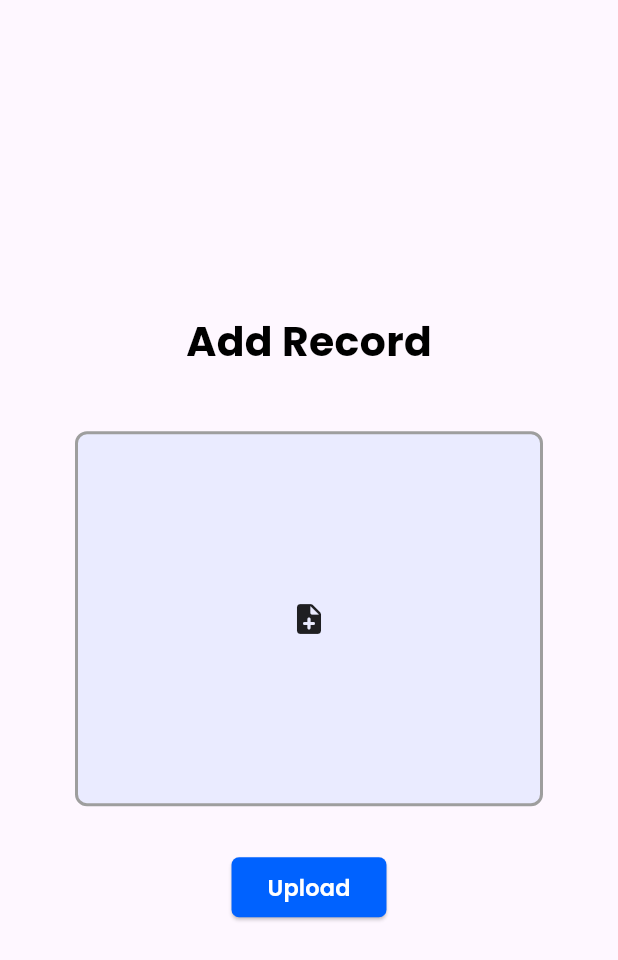
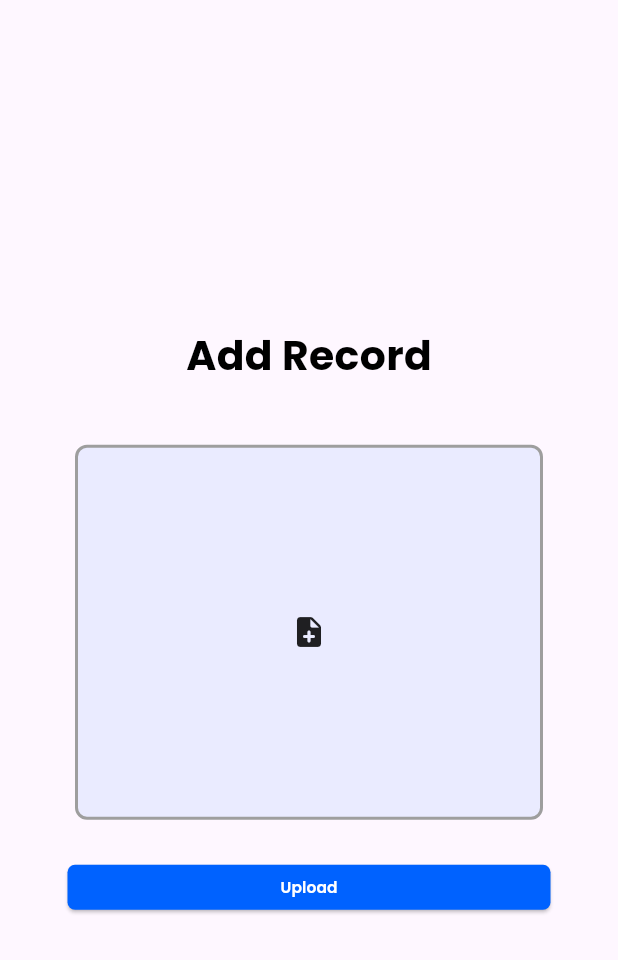
Before and after one commit to neo-0007/HackXetra_init_5, a Flutter app: the AddRecordsPage screen opened by its route, on a phone screen of 412 x 824 dp. Shown: the top 960 px of the screen. Run offline on Flutter 3.47's test engine with Material 3 defaults, Android fonts, the phone set to English and light mode, and no system bars; our stand-ins replace carousel_slider, go_router, google_fonts.

Commit message:
fix: fix responsiveness of widgets

```diff
--- a/frontend_mobile/lib/features/auth/view/screens/login_page.dart
+++ b/frontend_mobile/lib/features/auth/view/screens/login_page.dart
@@ -47,7 +47,7 @@ class _LoginPageState extends State<LoginPage> {
               height: 30,
             ),
             //Login button
-            AuthButton(buttonText: 'Login', onPressed: () {}),
+            AuthButton(buttonText: 'Login', onPressed: () => context.goNamed(RouteConstants.rootHomePage)),
             const SizedBox(
               height: 20,
             ),
--- a/frontend_mobile/lib/features/healthrecords/view/screens/add_records_page.dart
+++ b/frontend_mobile/lib/features/healthrecords/view/screens/add_records_page.dart
@@ -56,7 +56,7 @@ class _AddRecordsPageState extends State<AddRecordsPage> {
             const SizedBox(
               height: 20,
             ),
-            HealthRecordButton(buttonText:'Upload', onPressed: (){})
+            SizedBox(height:30,width: MediaQuery.sizeOf(context).width-90,child: HealthRecordButton(buttonText:'Upload', onPressed: (){}))
           ],
         ),
       ),
--- a/frontend_mobile/lib/features/healthrecords/view/widgets/health_record_button.dart
+++ b/frontend_mobile/lib/features/healthrecords/view/widgets/health_record_button.dart
@@ -15,9 +15,16 @@ class HealthRecordButton extends StatelessWidget {
   final Color textColor;
   final void Function() onPressed;
 
+
   @override
   Widget build(BuildContext context) {
-    return ElevatedButton(
+
+  final screenSize = MediaQuery.sizeOf(context);
+    return
+      Container(
+        height: 25,
+        width: double.infinity,
+        child: ElevatedButton(
           style: ElevatedButton.styleFrom(
             backgroundColor: buttonColor,
             shape: RoundedRectangleBorder(
@@ -26,12 +33,16 @@ class HealthRecordButton extends StatelessWidget {
           ),
           onPressed: () {},
           child: Text(
+            maxLines: 1,
+            overflow: TextOverflow.ellipsis,
             buttonText,
             style: GoogleFonts.poppins(
               color: textColor,
-          fontSize: 15,
+              fontSize: screenSize.width/40,
               fontWeight: FontWeight.w600,
             ),
+          ),
+
             ),
       );
   }
```
Also changed, not shown: frontend_mobile/lib/features/healthrecords/view/widgets/health_record_card.dart (+4 -3 lines), frontend_mobile/lib/features/healthrecords/view/widgets/lab_report_card.dart (+5 -3 lines), frontend_mobile/lib/features/home/view/screens/home_screen.dart (+5 -2 lines). Lines whose indentation alone changed are shown as unchanged.
